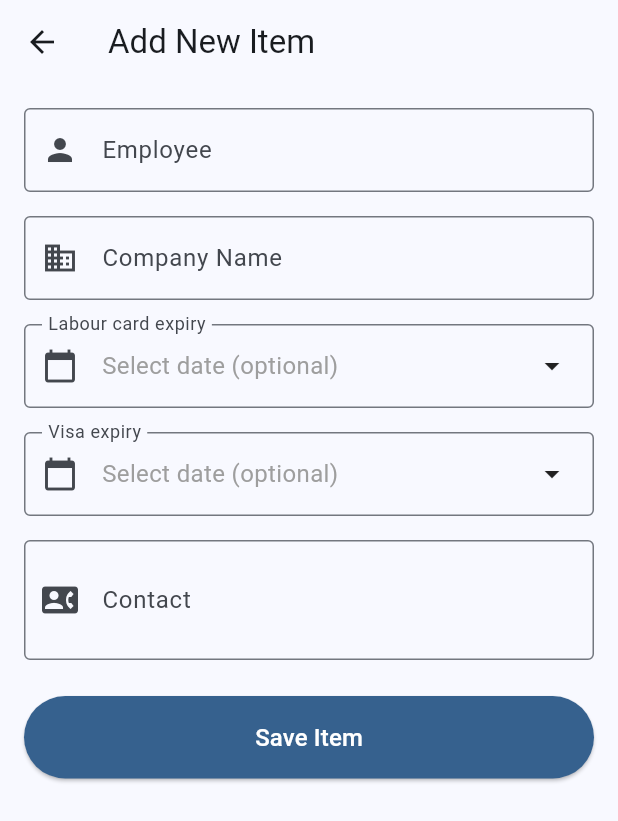
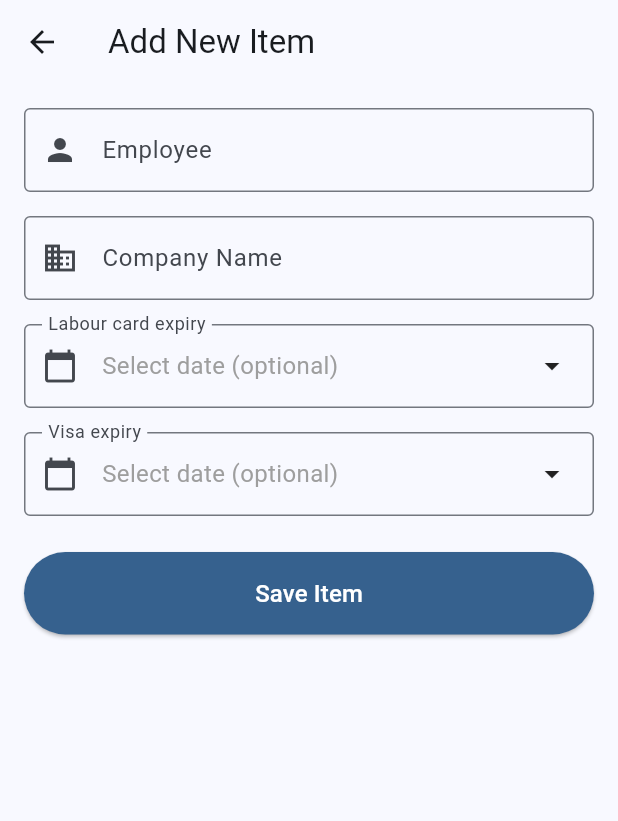
Before and after one commit to Riyaaaaan/Sheetzy, a Flutter app: the AddItemScreen screen opened directly, on a phone screen of 412 x 824 dp. Shown: the top 821 px of the screen. Run offline on Flutter 3.47's test engine with Material 3 defaults, Android fonts, the phone set to English and light mode, and no system bars; our stand-ins replace file_picker, firebase_core, firebase_messaging, flutter_local_notifications, flutter_secure_storage, shared_preferences; missing offline and left inert: excel, gsheets, workmanager; accounts and stored records are empty; statements that could not run were skipped.

Commit message:
Refactor AddItemScreen to remove contact field and implement sorting functionality in HomeScreen. Added sorting options for items based on visa and labour card expiry dates, enhancing user experience and data management.

```diff
--- a/lib/screens/add_item_screen.dart
+++ b/lib/screens/add_item_screen.dart
@@ -15,7 +15,6 @@ class _AddItemScreenState extends State<AddItemScreen> {
   final _formKey = GlobalKey<FormState>();
   final _employeeCompanyController = TextEditingController();
   final _companyNameController = TextEditingController();
-  final _contactController = TextEditingController();
   DateTime? _selectedLabourCardExpiry;
   DateTime? _selectedVisaExpiry;
   bool _isSaving = false;
@@ -24,7 +23,6 @@ class _AddItemScreenState extends State<AddItemScreen> {
   void dispose() {
     _employeeCompanyController.dispose();
     _companyNameController.dispose();
-    _contactController.dispose();
     super.dispose();
   }
 
@@ -129,9 +127,6 @@ class _AddItemScreenState extends State<AddItemScreen> {
             : _companyNameController.text.trim(),
         labourCardExpiry: normalizedLabourCardExpiry,
         visaExpiry: normalizedVisaExpiry,
-        contact: _contactController.text.trim().isEmpty
-            ? null
-            : _contactController.text.trim(),
       );
 
       // Add item to Google Sheets
@@ -250,18 +245,6 @@ class _AddItemScreenState extends State<AddItemScreen> {
                 ),
               ),
             ),
-            const SizedBox(height: 16),
-            TextFormField(
-              controller: _contactController,
-              decoration: const InputDecoration(
-                labelText: 'Contact',
-                hintText: 'Enter contact information (optional)',
-                border: OutlineInputBorder(),
-                prefixIcon: Icon(Icons.contact_phone),
-              ),
-              maxLines: 2,
-              textInputAction: TextInputAction.newline,
-            ),
             const SizedBox(height: 24),
             ElevatedButton(
               onPressed: _isSaving ? null : _saveItem,
```
Also changed, not shown: lib/screens/home_screen.dart (+101 -2 lines).
